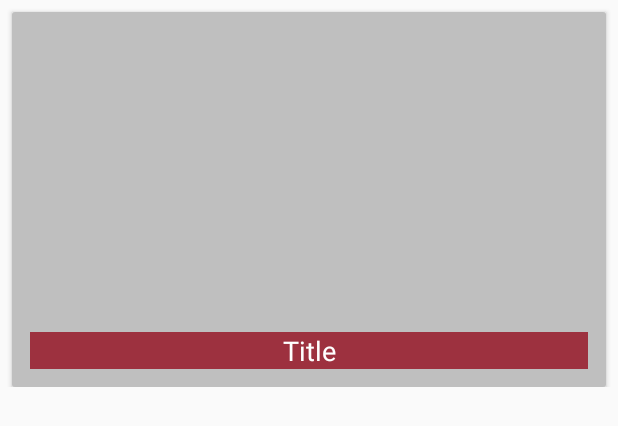
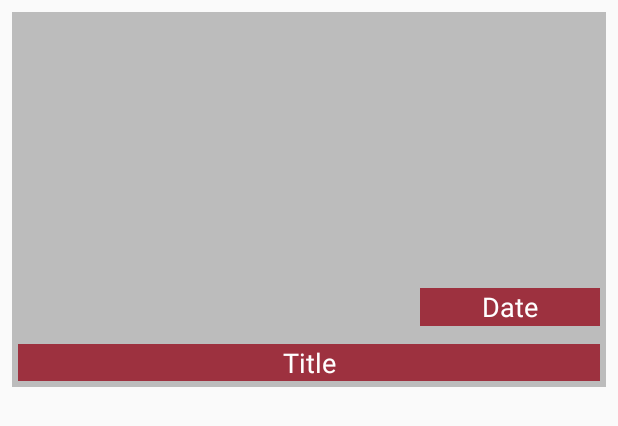
Before and after one commit to jdw-uni/Mobile-App-Project, an Android app: the layout news_item.xml on its own in the app's theme, with its tools: preview values and no code run, on a phone screen of 412 x 824 dp. Shown: the top 426 px of the screen. Run offline under Robolectric (Android 15) with nearby library versions, the phone set to English and light mode, and no system bars.

Commit message:
Increased Wiki and Twitter limit. Added date to News

```diff
--- a/OSRSComrade/app/src/main/java/com/example/osrscomrade/news/ParseAdapter.java
+++ b/OSRSComrade/app/src/main/java/com/example/osrscomrade/news/ParseAdapter.java
@@ -39,6 +39,7 @@ public class ParseAdapter extends RecyclerView.Adapter<ParseAdapter.ViewHolder>
         //Set position of each and display text/image
         ParseItem parseItem = parseItems.get(position);
         holder.textView.setText(parseItem.getTitle());
+        holder.dateView.setText(parseItem.getDate());
         Glide.with(context).load(parseItem.getImgUrl()).into(holder.imageView);
     }
 
@@ -51,11 +52,13 @@ public class ParseAdapter extends RecyclerView.Adapter<ParseAdapter.ViewHolder>
 
         ImageView imageView;
         TextView textView;
+        TextView dateView;
 
         public ViewHolder(@NonNull View view) {
             super(view);
             imageView = view.findViewById(R.id.imageView);
             textView = view.findViewById(R.id.textView);
+            dateView = view.findViewById(R.id.DateView);
             view.setOnClickListener(this);
         }
 
--- a/OSRSComrade/app/src/main/res/layout/mainscreen.xml
+++ b/OSRSComrade/app/src/main/res/layout/mainscreen.xml
@@ -85,13 +85,14 @@
 
     <Button
         android:id="@+id/farm"
-        android:backgroundTint="#4EC7B8"
-        android:textColor="@color/textColorSecondary"
         android:layout_width="175dp"
         android:layout_height="60dp"
         android:layout_marginStart="28dp"
         android:layout_marginTop="260dp"
+        android:backgroundTint="#4EC7B8"
+        android:onClick="farmActivity"
         android:text="@string/farm"
+        android:textColor="@color/textColorSecondary"
         app:layout_constraintStart_toStartOf="parent"
         app:layout_constraintTop_toTopOf="parent" />
 
--- a/OSRSComrade/app/src/main/res/layout/news_item.xml
+++ b/OSRSComrade/app/src/main/res/layout/news_item.xml
@@ -1,45 +1,72 @@
 <?xml version="1.0" encoding="utf-8"?>
 <androidx.constraintlayout.widget.ConstraintLayout xmlns:android="http://schemas.android.com/apk/res/android"
+    xmlns:tools="http://schemas.android.com/tools"
     android:layout_width="match_parent"
     android:layout_height="wrap_content"
     xmlns:app="http://schemas.android.com/apk/res-auto">
 
-    <androidx.cardview.widget.CardView
+    <androidx.constraintlayout.widget.ConstraintLayout
+        android:id="@+id/cardView"
+        style="@style/CardView.Light"
         android:layout_width="match_parent"
         android:layout_height="250dp"
-        style="@style/CardView.Light"
+        android:layout_margin="8dp"
+        app:layout_constraintEnd_toEndOf="parent"
         app:layout_constraintStart_toStartOf="parent"
-        app:layout_constraintTop_toTopOf="parent"
-        app:layout_constraintEnd_toEndOf="parent"
-        android:layout_margin="8dp">
+        app:layout_constraintTop_toTopOf="parent">
 
         <ImageView
-            android:layout_width="match_parent"
+            android:id="@+id/imageView2"
+            android:layout_width="0dp"
             android:layout_height="100dp"
-            android:layout_gravity="bottom"
+            android:angle="90"
+            android:endColor="@android:color/transparent"
             android:startColor="#33000000"
-            android:endColor="@android:color/transparent"
-            android:angle="90"/>
+            app:layout_constraintBottom_toBottomOf="@+id/imageView"
+            app:layout_constraintEnd_toEndOf="parent"
+            app:layout_constraintStart_toStartOf="parent" />
 
         <ImageView
             android:id="@+id/imageView"
-            android:layout_width="match_parent"
-            android:layout_height="match_parent"
+            android:layout_width="0dp"
+            android:layout_height="0dp"
             android:scaleType="centerCrop"
-            android:src="#88888888" />
+            android:src="#88888888"
+            app:layout_constraintBottom_toBottomOf="parent"
+            app:layout_constraintEnd_toEndOf="parent"
+            app:layout_constraintStart_toStartOf="parent"
+            app:layout_constraintTop_toTopOf="parent" />
+
+        <TextView
+            android:id="@+id/DateView"
+            style="@style/TextAppearance.AppCompat.Medium"
+            android:layout_width="120dp"
+            android:layout_height="25dp"
+            android:layout_marginEnd="4dp"
+            android:layout_marginBottom="12dp"
+            android:background="@color/windowBackground"
+            android:gravity="center"
+            android:text="Date"
+            android:textColor="#fff"
+            app:layout_constraintBottom_toTopOf="@+id/textView"
+            app:layout_constraintEnd_toEndOf="parent" />
 
         <TextView
             android:id="@+id/textView"
             style="@style/TextAppearance.AppCompat.Medium"
-            android:layout_width="match_parent"
+            android:layout_width="0dp"
             android:layout_height="wrap_content"
-            android:layout_gravity="bottom"
-            android:layout_margin="12dp"
+            android:layout_marginStart="4dp"
+            android:layout_marginEnd="4dp"
+            android:layout_marginBottom="4dp"
             android:background="@color/windowBackground"
             android:gravity="center"
             android:text="Title"
-            android:textColor="#fff" />
+            android:textColor="#fff"
+            app:layout_constraintBottom_toBottomOf="parent"
+            app:layout_constraintEnd_toEndOf="parent"
+            app:layout_constraintStart_toStartOf="parent" />
 
-    </androidx.cardview.widget.CardView>
+    </androidx.constraintlayout.widget.ConstraintLayout>
 
 </androidx.constraintlayout.widget.ConstraintLayout>
```
Also changed, not shown: OSRSComrade/app/src/main/java/com/example/osrscomrade/news/ParseItem.java (+11 -1 lines), OSRSComrade/app/src/main/java/com/example/osrscomrade/wiki/wikiMain.java (+58 -26 lines), OSRSComrade/app/src/main/res/layout/wiki_item.xml (+5 -2 lines), OSRSComrade/app/src/main/res/layout/wiki_main.xml (+4 -3 lines), 1 other file.
